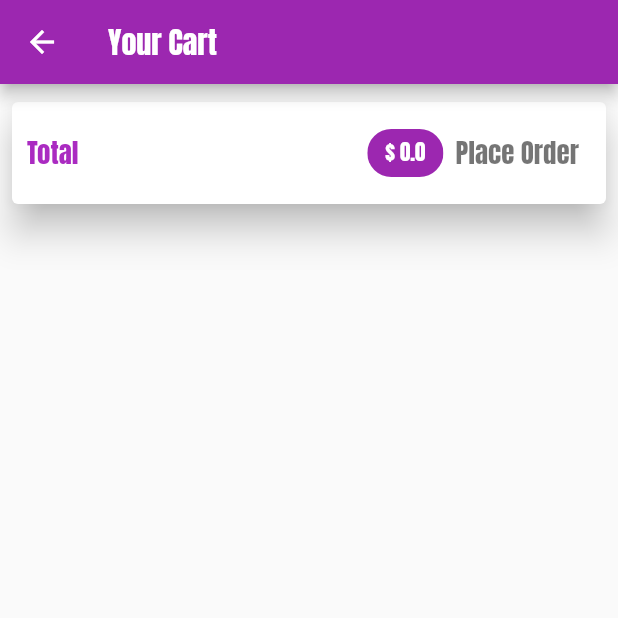
After one commit to ashdude1401/shop_app, a Flutter app: the CartOverviewScreen screen opened by its route, on a phone screen of 412 x 824 dp, the top half of it. The commit adds this screen. Run offline on Flutter 3.47's test engine with Material 2 defaults, Android fonts, the phone set to English and light mode, and no system bars; network calls fail.

Commit message:
Cart display added

```diff
--- a/my_shop_app/lib/Providers/cart.dart
+++ b/my_shop_app/lib/Providers/cart.dart
@@ -19,8 +19,15 @@ class Cart with ChangeNotifier {
   }
 
   int get itemCount {
-    print(_items.length);
     return _items.length;
+  }
+
+  double get totalItemPrice {
+    var total = 0.0;
+    _items.forEach((productId, cartItem) {
+      total += cartItem.price * cartItem.quantity;
+    });
+     return total;
   }
 
   void addItem(
--- a/my_shop_app/lib/main.dart
+++ b/my_shop_app/lib/main.dart
@@ -3,6 +3,7 @@ import 'package:flutter/material.dart';
 import 'package:my_shop_app/Providers/cart.dart';
 import 'package:my_shop_app/Providers/products.dart';
 import 'package:my_shop_app/screen/Product_overview.dart';
+import 'package:my_shop_app/screen/cart_screen.dart';
 import 'package:my_shop_app/screen/productDetail.dart';
 import 'package:provider/provider.dart';
 
@@ -33,6 +34,7 @@ class MyShopApp extends StatelessWidget {
             iconTheme: const IconThemeData(color: Colors.orange)),
         routes: {
           ProductDetail.routeName: (context) => const ProductDetail(),
+          CartOverviewScreen.routeName:(context) => const CartOverviewScreen(),
         },
       ),
     );
--- a/my_shop_app/lib/screen/Product_overview.dart
+++ b/my_shop_app/lib/screen/Product_overview.dart
@@ -1,5 +1,6 @@
 import 'package:flutter/material.dart';
 import 'package:my_shop_app/Providers/cart.dart';
+import 'package:my_shop_app/screen/cart_screen.dart';
 import '../widget/badge.dart';
 import '../widget/gridView_of_product.dart';
 import 'package:provider/provider.dart';
@@ -28,6 +29,7 @@ class _ProductOverviewState extends State<ProductOverview> {
                 icon: const Icon(Icons.shopping_cart),
                 color: Colors.black,
                 onPressed: () {
+                  Navigator.of(context).pushNamed(CartOverviewScreen.routeName);
                 },
               ),
             ),
--- /dev/null
+++ b/my_shop_app/lib/screen/cart_screen.dart
@@ -0,0 +1,73 @@
+import 'package:flutter/material.dart';
+import 'package:my_shop_app/Providers/cart.dart' show Cart;
+
+//it only imports Cart from cart.dart
+
+import 'package:provider/provider.dart';
+import '../widget/cart_item.dart';
+
+class CartOverviewScreen extends StatelessWidget {
+  const CartOverviewScreen({super.key});
+  static const routeName = './cart';
+
+  @override
+  Widget build(BuildContext context) {
+    final cart = Provider.of<Cart>(context);
+    return Scaffold(
+      appBar: AppBar(
+        title: const Text("Your Cart"),
+      ),
+      body: Column(
+        children: [
+          Card(
+            elevation: 10,
+            margin:const EdgeInsets.symmetric(horizontal: 8,vertical: 12),
+            child: Padding(
+              padding: const EdgeInsets.all(10.0),
+              child: Row(
+                mainAxisAlignment: MainAxisAlignment.spaceBetween,
+                children: [
+                  const Text(
+                    "Total",
+                    style: TextStyle(
+                      fontSize: 18,
+                      fontWeight: FontWeight.normal,
+                      color: Color.fromARGB(255, 170, 43, 193),
+                    ),
+                  ),
+                  const Spacer(),
+                  Chip(
+                    label: Text(
+                      "\$ ${cart.totalItemPrice}",
+                      style: const TextStyle(color: Colors.white),
+                    ),
+                    backgroundColor: Theme.of(context).primaryColor,
+                  ),
+                  TextButton(
+                      onPressed: () {},
+                      child: const Text(
+                        "Place Order",
+                        style: TextStyle(color: Colors.black54, fontSize: 18),
+                      )),
+                ],
+              ),
+            ),
+          ),
+          const SizedBox(height: 10),
+          /**
+           * Using a ListTile inside a Column directly can cause issues with the layout of the Column. The Column widget, by default, sizes its children based on the maximum height of the children. However, ListTile has a default height that may be larger or smaller than the maximum height of other children in the Column. This can cause the Column to be larger or smaller than expected, and can cause issues with scrolling or other layout behaviors. To avoid these issues, it is recommended to wrap the ListTile in an Expanded widget. This allows the ListTile to be sized based on the available space in the Column, and ensures that the layout of the Column is as expected.
+           */
+          Expanded(
+            child: ListView.builder(
+              itemBuilder: ((context, i) => CartItem(
+                  title: cart.items.values.toList()[i].title,
+                  price: cart.items.values.toList()[i].price,
+                  quantity: cart.items.values.toList()[i].quantity)),
+              itemCount: cart.items.length,
+            ),
+          ),
+        ],
+      ),
+    );
+  }
+}
--- a/my_shop_app/lib/widget/product_card.dart
+++ b/my_shop_app/lib/widget/product_card.dart
@@ -12,7 +12,7 @@ class ProductCard extends StatelessWidget {
   @override
   Widget build(BuildContext context) {
     final productItem = Provider.of<Product>(context, listen: false);
-    final cart = Provider.of<Cart>(context);
+    final cart = Provider.of<Cart>(context, listen: false);
     onPress(context) {
       Navigator.of(context)
           .pushNamed(ProductDetail.routeName, arguments: productItem.id);
@@ -54,7 +54,10 @@ class ProductCard extends StatelessWidget {
           color: Theme.of(context).iconTheme.color,
         ),
         onPressed: () {
-          cart.addItem(productId: productItem.id, price: productItem.price, title: productItem.title);
+          cart.addItem(
+              productId: productItem.id,
+              price: productItem.price,
+              title: productItem.title);
         },
       ),
     );
```
Also changed, not shown: my_shop_app/lib/widget/cart_item.dart (added, +31 -0 lines), 3 other files.
